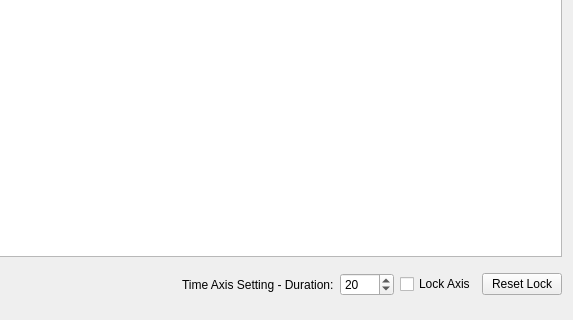
rosflight/rosflight_ros_pkgs, file rosflight_rqt_plugins/resources/param_tuning.ui: the form before one commit; both pictures show x 927 to 1500 and y 180 to 500 of the 1500 by 500 pixel window.
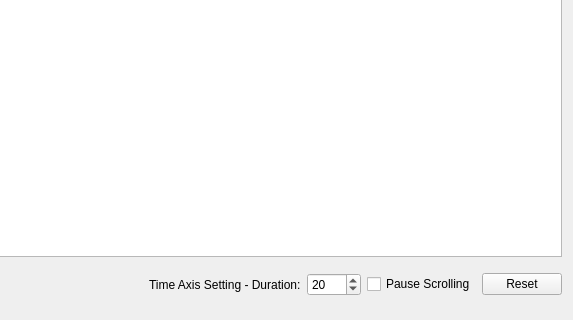
The form after the commit.

Diff of the .ui file:
```diff
--- a/rosflight_rqt_plugins/resources/param_tuning.ui
+++ b/rosflight_rqt_plugins/resources/param_tuning.ui
@@ -109,14 +109,14 @@
          <item>
           <widget class="QCheckBox" name="lock_plot_check_box">
            <property name="text">
-            <string>Lock Axis</string>
+            <string>Pause Scrolling</string>
            </property>
           </widget>
          </item>
          <item>
           <widget class="QPushButton" name="reset_plot_button">
            <property name="text">
-            <string>Reset Lock</string>
+            <string>Reset</string>
            </property>
           </widget>
          </item>
```
Left out of the diff: 2 changed lines with no effect on the pictures.
